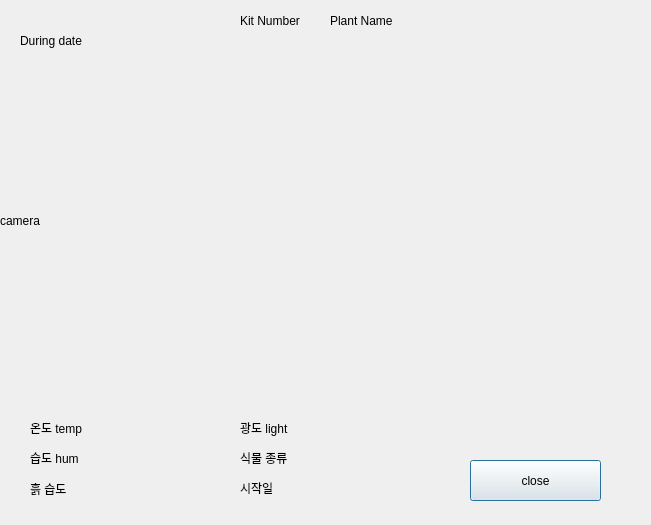
Before: the Qt Designer form farm_program/userPlantDetail.ui in addinedu-ros-8th/iot-repo-6, drawn with Qt 5.
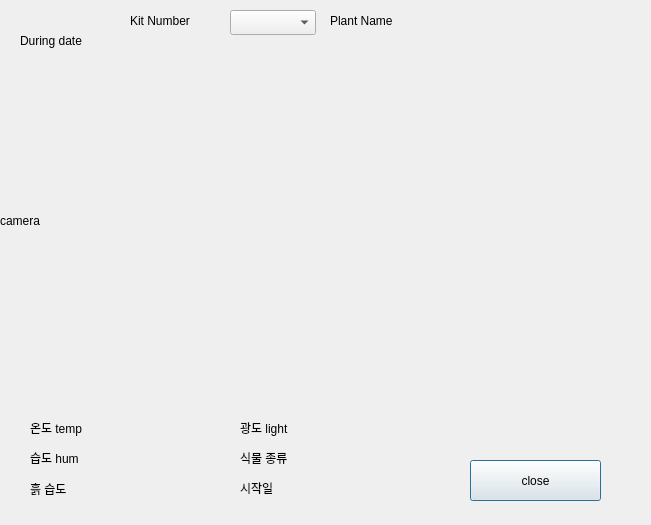
After: the same form once the commit is applied.

Diff of the .ui file:
```diff
--- a/farm_program/userPlantDetail.ui
+++ b/farm_program/userPlantDetail.ui
@@ -29,7 +29,7 @@
   <widget class="QLabel" name="kitNum">
    <property name="geometry">
     <rect>
-     <x>240</x>
+     <x>130</x>
      <y>10</y>
      <width>81</width>
      <height>21</height>
@@ -148,7 +148,7 @@
     <rect>
      <x>30</x>
      <y>480</y>
-     <width>67</width>
+     <width>171</width>
      <height>17</height>
     </rect>
    </property>
@@ -156,6 +156,16 @@
     <string>흙 습도</string>
    </property>
   </widget>
+  <widget class="QComboBox" name="num_box">
+   <property name="geometry">
+    <rect>
+     <x>230</x>
+     <y>10</y>
+     <width>86</width>
+     <height>25</height>
+    </rect>
+   </property>
+  </widget>
  </widget>
  <resources/>
  <connections/>
```
